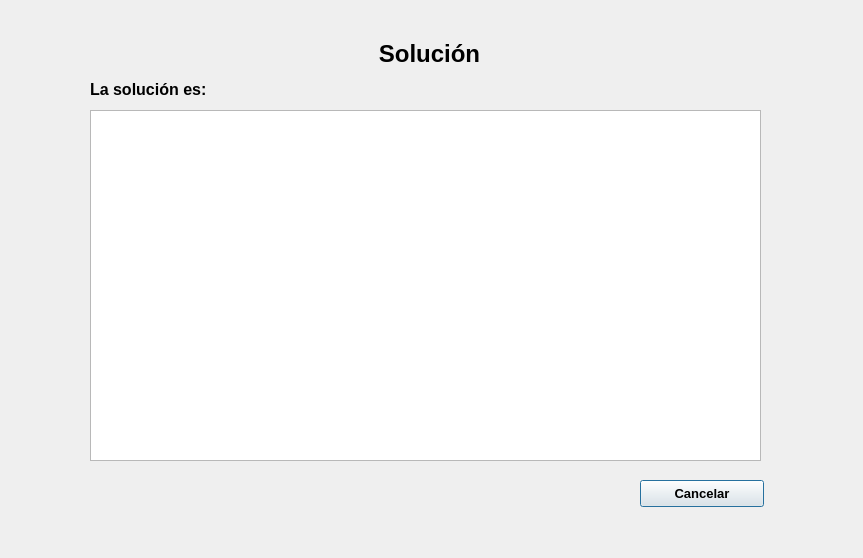
Above: UI/solucion.ui from dhoyoso/AnalisisNumerico before the change. Below: the same form after it.
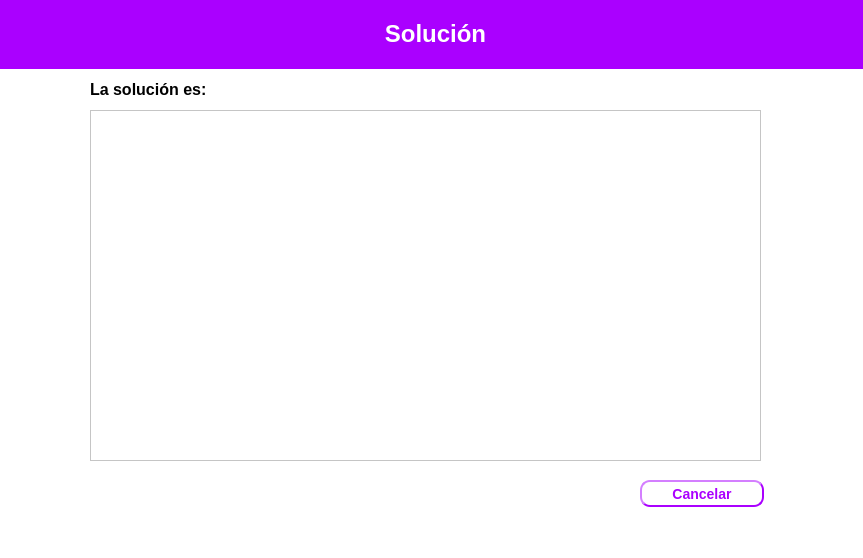
That is the form after the change.

Patch:
```diff
--- a/UI/solucion.ui
+++ b/UI/solucion.ui
@@ -13,6 +13,9 @@
   <property name="windowTitle">
    <string>Dialog</string>
   </property>
+  <property name="styleSheet">
+   <string notr="true">background-color: rgb(255, 255, 255);</string>
+  </property>
   <widget class="QLabel" name="label_4">
    <property name="geometry">
     <rect>
@@ -42,28 +45,25 @@
    </property>
    <property name="font">
     <font>
-     <pointsize>10</pointsize>
+     <pointsize>-1</pointsize>
      <weight>75</weight>
+     <italic>false</italic>
      <bold>true</bold>
     </font>
    </property>
+   <property name="styleSheet">
+    <string notr="true">color: rgb(170, 0, 255);
+	border-width: 2px;
+    border-style: outset;
+    border-radius: 10px;
+    border-color:rgb(170, 0, 255);
+    font: bold 14px;
+    padding: 6px;</string>
+   </property>
    <property name="text">
     <string>Cancelar</string>
    </property>
   </widget>
-  <widget class="QLabel" name="label">
-   <property name="geometry">
-    <rect>
-     <x>9</x>
-     <y>40</y>
-     <width>841</width>
-     <height>29</height>
-    </rect>
-   </property>
-   <property name="text">
-    <string>&lt;html&gt;&lt;head/&gt;&lt;body&gt;&lt;p align=&quot;center&quot;&gt;&lt;span style=&quot; font-size:18pt; font-weight:600;&quot;&gt;Solución&lt;/span&gt;&lt;/p&gt;&lt;/body&gt;&lt;/html&gt;</string>
-   </property>
-  </widget>
   <widget class="QTableWidget" name="tableWidget">
    <property name="geometry">
     <rect>
@@ -92,6 +92,22 @@
     <string>&lt;html&gt;&lt;head/&gt;&lt;body&gt;&lt;p&gt;&lt;br/&gt;&lt;/p&gt;&lt;/body&gt;&lt;/html&gt;</string>
    </property>
   </widget>
+  <widget class="QLabel" name="label_2">
+   <property name="geometry">
+    <rect>
+     <x>0</x>
+     <y>0</y>
+     <width>871</width>
+     <height>69</height>
+    </rect>
+   </property>
+   <property name="styleSheet">
+    <string notr="true">background-color: rgb(170, 0, 255);</string>
+   </property>
+   <property name="text">
+    <string>&lt;html&gt;&lt;head/&gt;&lt;body&gt;&lt;p align=&quot;center&quot;&gt;&lt;span style=&quot; font-size:18pt; font-weight:600; color:#ffffff;&quot;&gt;Solución&lt;/span&gt;&lt;/p&gt;&lt;/body&gt;&lt;/html&gt;</string>
+   </property>
+  </widget>
  </widget>
  <resources/>
  <connections/>
```
